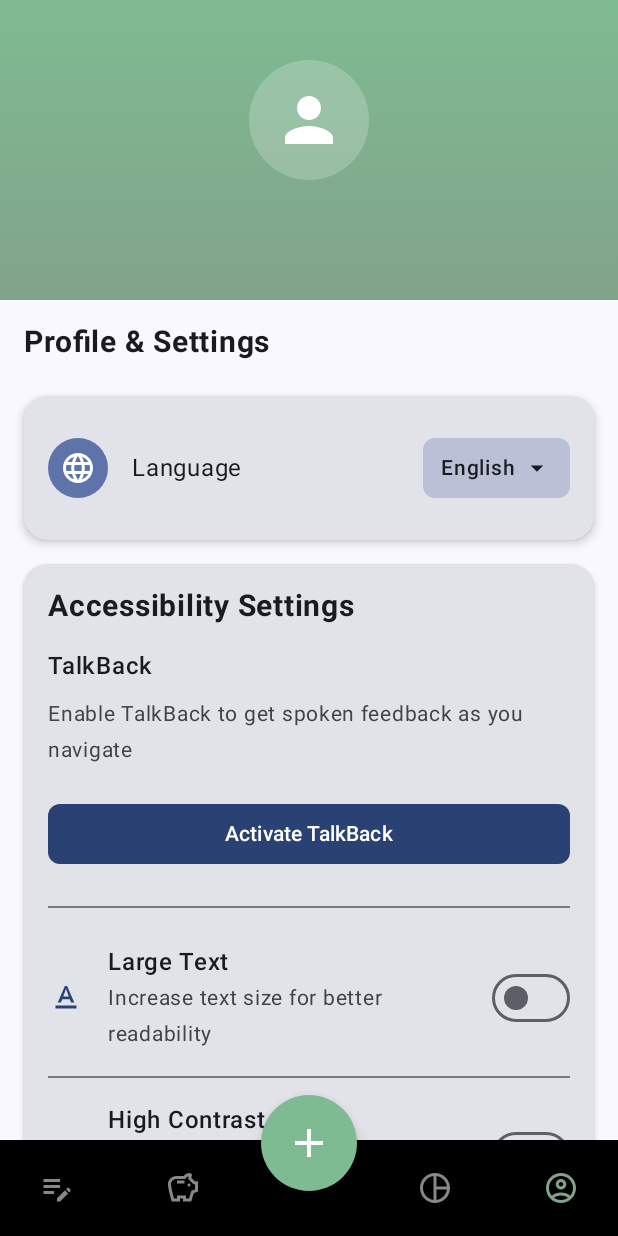
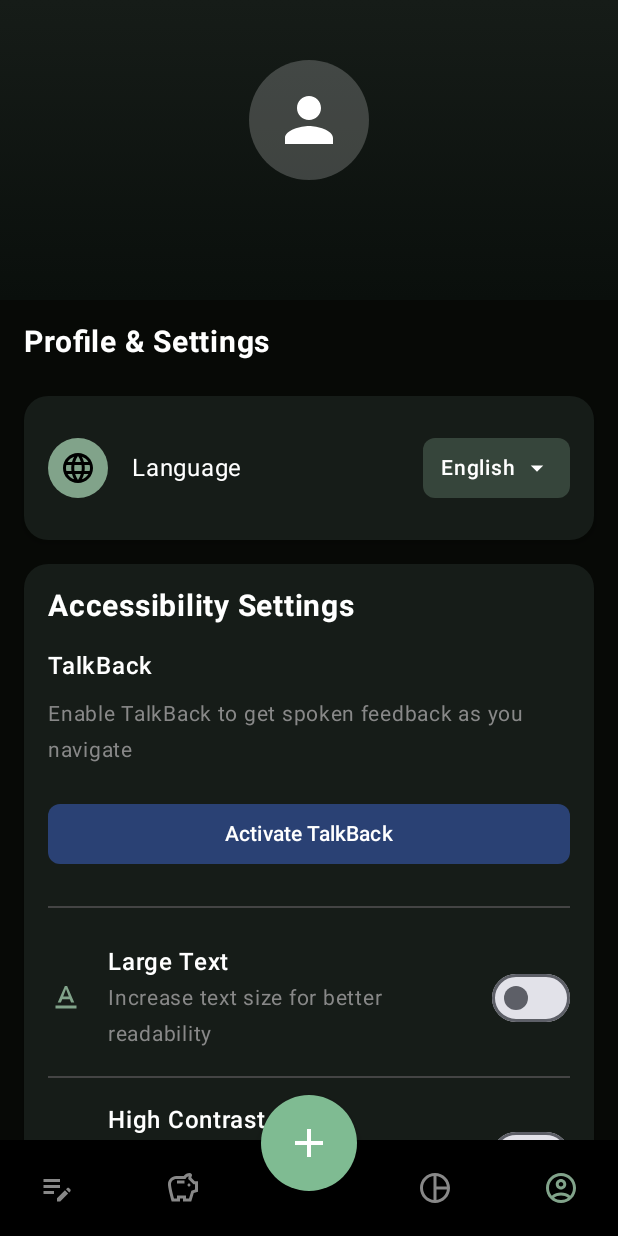
Before and after one commit to Aditya-Kumar-33/MoneyMind, an Android app built with Jetpack Compose: the ProfilePage screen opened through its navigation route, on a phone screen of 412 x 824 dp. Run offline under Robolectric (Android 15) with nearby library versions, the phone set to English and light mode, and no system bars; our stand-ins replace Firebase (no records; nobody signed in at launch, a user with empty details on screens opened directly), Room's generated code, livedata-compose.

Commit message:
Updated ProfilePage UI to match the dark theme of the app with green-black background

```diff
--- a/app/src/main/java/com/example/moneymind/pages/ProfilePage.kt
+++ b/app/src/main/java/com/example/moneymind/pages/ProfilePage.kt
@@ -73,6 +73,7 @@ import com.example.moneymind.accessibility.TalkBackButton
 import com.example.moneymind.language.AppLanguage
 import com.example.moneymind.language.LanguageViewModel
 import com.example.moneymind.utils.accessibilityHeading
+import androidx.compose.foundation.BorderStroke
 
 @Composable
 fun ProfilePage(
@@ -83,12 +84,13 @@ fun ProfilePage(
     languageViewModel: LanguageViewModel? = null
 ) {
     val gradientColors = listOf(
-        Color(0xFF7FBB92), // Light green
-        Color(0xFF81A38A)  // Darker green
+        Color(0xFF161C18), // Dark green-black
+        Color(0xFF0A0F0C)  // Darker green-black
     )
 
     Box(
         modifier = modifier.fillMaxSize()
+            .background(Color(0xFF070906)) // Dark background like ChartPage
     ) {
         Column(
             modifier = Modifier
@@ -146,6 +148,7 @@ fun ProfilePage(
                 text = stringResource(id = R.string.profile_title),
                 fontWeight = FontWeight.Bold,
                 fontSize = 20.sp,
+                color = Color.White,
                 modifier = Modifier
                     .padding(horizontal = 16.dp, vertical = 16.dp)
                     .accessibilityHeading()
@@ -158,7 +161,10 @@ fun ProfilePage(
                         .fillMaxWidth()
                         .padding(horizontal = 16.dp, vertical = 8.dp),
                     elevation = CardDefaults.cardElevation(defaultElevation = 4.dp),
-                    shape = RoundedCornerShape(16.dp)
+                    shape = RoundedCornerShape(16.dp),
+                    colors = CardDefaults.cardColors(
+                        containerColor = Color(0xFF161C18) // Dark card background
+                    )
                 ) {
                     Column(
                         modifier = Modifier.padding(16.dp)
@@ -177,7 +183,10 @@ fun ProfilePage(
                         .fillMaxWidth()
                         .padding(horizontal = 16.dp, vertical = 8.dp),
                     elevation = CardDefaults.cardElevation(defaultElevation = 2.dp),
-                    shape = RoundedCornerShape(16.dp)
+                    shape = RoundedCornerShape(16.dp),
+                    colors = CardDefaults.cardColors(
+                        containerColor = Color(0xFF161C18) // Dark card background
+                    )
                 ) {
                     Column(
                         modifier = Modifier.padding(16.dp)
@@ -186,6 +195,7 @@ fun ProfilePage(
                             text = stringResource(id = R.string.accessibility_title),
                             fontWeight = FontWeight.Bold,
                             fontSize = 20.sp,
+                            color = Color.White,
                             modifier = Modifier
                                 .padding(bottom = 16.dp)
                                 .accessibilityHeading()
@@ -196,13 +206,14 @@ fun ProfilePage(
                             text = "TalkBack",
                             fontWeight = FontWeight.Medium,
                             fontSize = 16.sp,
+                            color = Color.White,
                             modifier = Modifier.padding(bottom = 8.dp)
                         )
 
                         Text(
                             text = "Enable TalkBack to get spoken feedback as you navigate",
                             fontSize = 14.sp,
-                            color = MaterialTheme.colorScheme.onSurfaceVariant,
+                            color = Color.Gray,
                             modifier = Modifier.padding(bottom = 12.dp)
                         )
 
@@ -211,7 +222,10 @@ fun ProfilePage(
                             backgroundColor = MaterialTheme.colorScheme.primary
                         )
 
-                        Divider(modifier = Modifier.padding(vertical = 16.dp))
+                        Divider(
+                            modifier = Modifier.padding(vertical = 16.dp),
+                            color = Color.DarkGray
+                        )
 
                         // Large Text toggle
                         Row(
@@ -226,7 +240,7 @@ fun ProfilePage(
                             Icon(
                                 imageVector = Icons.Default.TextFormat,
                                 contentDescription = null,
-                                tint = MaterialTheme.colorScheme.primary,
+                                tint = Color(0xFF81A38A),
                                 modifier = Modifier.size(24.dp)
                             )
 
@@ -238,13 +252,14 @@ fun ProfilePage(
                                 Text(
                                     text = stringResource(id = R.string.large_text),
                                     fontWeight = FontWeight.Medium,
-                                    fontSize = 16.sp
+                                    fontSize = 16.sp,
+                                    color = Color.White
                                 )
 
                                 Text(
                                     text = "Increase text size for better readability",
                                     fontSize = 14.sp,
-                                    color = MaterialTheme.colorScheme.onSurfaceVariant
+                                    color = Color.Gray
                                 )
                             }
 
@@ -254,7 +269,10 @@ fun ProfilePage(
                             )
                         }
 
-                        Divider(modifier = Modifier.padding(vertical = 8.dp))
+                        Divider(
+                            modifier = Modifier.padding(vertical = 8.dp),
+                            color = Color.DarkGray
+                        )
 
                         // High Contrast toggle
                         Row(
@@ -269,7 +287,7 @@ fun ProfilePage(
                             Icon(
                                 imageVector = Icons.Default.Contrast,
                                 contentDescription = null,
-                                tint = MaterialTheme.colorScheme.primary,
+                                tint = Color(0xFF81A38A),
                                 modifier = Modifier.size(24.dp)
                             )
 
@@ -281,13 +299,14 @@ fun ProfilePage(
                                 Text(
                                     text = stringResource(id = R.string.high_contrast),
                                     fontWeight = FontWeight.Medium,
-                                    fontSize = 16.sp
+                                    fontSize = 16.sp,
+                                    color = Color.White
                                 )
 
                                 Text(
                                     text = "Increase contrast for better visibility",
                                     fontSize = 14.sp,
-                                    color = MaterialTheme.colorScheme.onSurfaceVariant
+                                    color = Color.Gray
                                 )
                             }
 
@@ -365,13 +384,13 @@ fun LanguageSelector(
             modifier = Modifier
                 .size(40.dp)
                 .clip(CircleShape)
-                .background(MaterialTheme.colorScheme.primaryContainer),
+                .background(Color(0xFF81A38A)),
             contentAlignment = Alignment.Center
         ) {
             Icon(
                 imageVector = Icons.Default.Language,
                 contentDescription = null,
-                tint = MaterialTheme.colorScheme.onPrimaryContainer,
+                tint = Color.Black,
                 modifier = Modifier.size(24.dp)
             )
         }
@@ -382,14 +401,15 @@ fun LanguageSelector(
             modifier = Modifier
                 .weight(1f)
                 .padding(start = 16.dp),
-            fontSize = 16.sp
+            fontSize = 16.sp,
+            color = Color.White
         )
 
         // Language dropdown
         Box(
             modifier = Modifier
                 .background(
-                    color = MaterialTheme.colorScheme.primaryContainer.copy(alpha = 0.3f),
+                    color = Color(0xFF81A38A).copy(alpha = 0.3f),
                     shape = RoundedCornerShape(8.dp)
                 )
                 .clickable { expanded = true }
@@ -403,7 +423,7 @@ fun LanguageSelector(
             ) {
                 Text(
                     text = selectedLanguage.displayName,
-                    color = MaterialTheme.colorScheme.onSurface,
+                    color = Color.White,
                     fontWeight = FontWeight.Medium,
                     fontSize = 14.sp
                 )
@@ -413,7 +433,7 @@ fun LanguageSelector(
                 Icon(
                     imageVector = Icons.Default.ArrowDropDown,
                     contentDescription = null,
-                    tint = MaterialTheme.colorScheme.onSurface,
+                    tint = Color.White,
                     modifier = Modifier.size(20.dp)
                 )
             }
@@ -423,14 +443,18 @@ fun LanguageSelector(
                 onDismissRequest = { expanded = false },
                 modifier = Modifier
                     .width(180.dp)
-                    .background(MaterialTheme.colorScheme.surface)
+                    .background(Color(0xFF212121))
             ) {
                 languages.forEach { language ->
                     DropdownMenuItem(
                         text = {
                             Text(
                                 text = language.displayName,
-                                fontWeight = if (language == selectedLanguage) FontWeight.Bold else FontWeight.Normal
+                                fontWeight = if (language == selectedLanguage) FontWeight.Bold else FontWeight.Normal,
+                                color = if (language == selectedLanguage)
+                                    Color(0xFF81A38A)
+                                else
+                                    Color.White
                             )
                         },
                         onClick = {
@@ -439,16 +463,16 @@ fun LanguageSelector(
                         },
                         colors = MenuDefaults.itemColors(
                             textColor = if (language == selectedLanguage)
-                                MaterialTheme.colorScheme.primary
+                                Color(0xFF81A38A)
                             else
-                                MaterialTheme.colorScheme.onSurface
+                                Color.White
                         ),
                         leadingIcon = if (language == selectedLanguage) {
                             {
                                 Icon(
                                     imageVector = Icons.Default.CheckCircle,
                                     contentDescription = null,
-                                    tint = MaterialTheme.colorScheme.primary,
+                                    tint = Color(0xFF81A38A),
                                     modifier = Modifier.size(16.dp)
                                 )
                             }
@@ -472,8 +496,10 @@ fun LanguageSelector(
                     contentDescription = "Apply language change to ${selectedLanguage.displayName}"
                 },
             colors = ButtonDefaults.outlinedButtonColors(
-                contentColor = MaterialTheme.colorScheme.primary
-            )
+                contentColor = Color(0xFF81A38A),
+                containerColor = Color.Transparent
+            ),
+            border = BorderStroke(1.dp, Color(0xFF81A38A))
         ) {
             Text(
                 text = "Apply ${selectedLanguage.displayName}",
@@ -505,13 +531,13 @@ fun SettingsItem(
             modifier = Modifier
                 .size(40.dp)
                 .clip(CircleShape)
-                .background(MaterialTheme.colorScheme.primaryContainer),
+                .background(Color(0xFF81A38A)),
             contentAlignment = Alignment.Center
         ) {
             Icon(
                 imageVector = icon,
                 contentDescription = null,
-                tint = MaterialTheme.colorScheme.onPrimaryContainer,
+                tint = Color.Black,
                 modifier = Modifier.size(24.dp)
             )
         }
@@ -521,7 +547,8 @@ fun SettingsItem(
             modifier = Modifier
                 .weight(1f)
                 .padding(start = 16.dp),
-            fontSize = 16.sp
+            fontSize = 16.sp,
+            color = Color.White
         )
 
         Icon(
```
